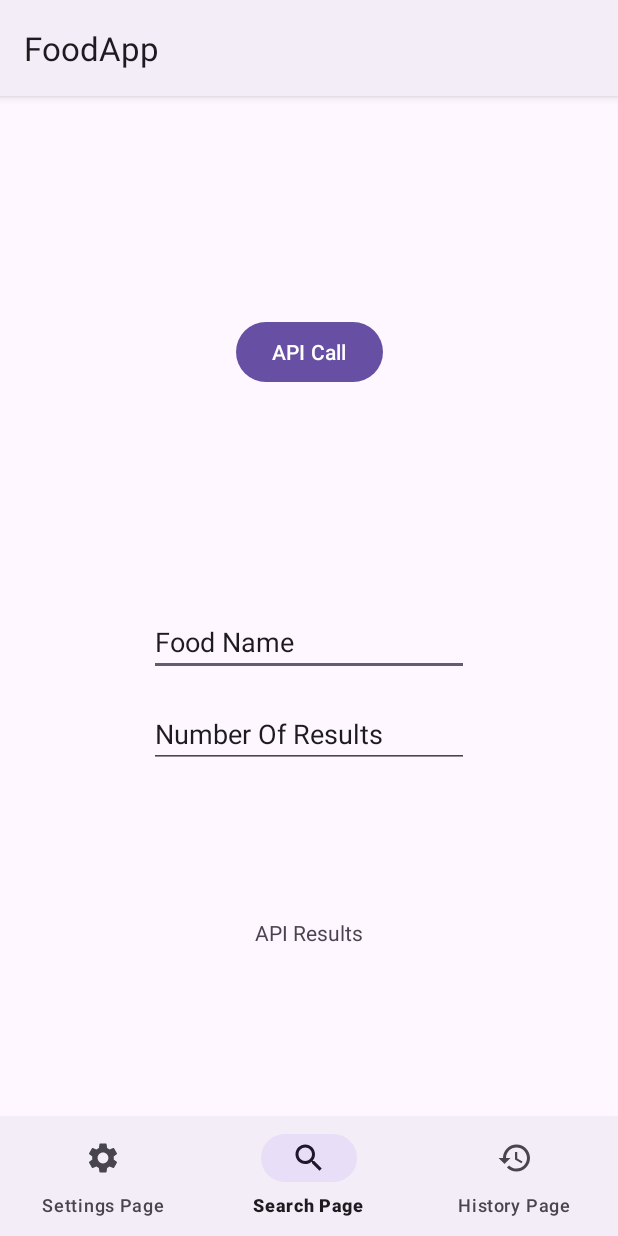
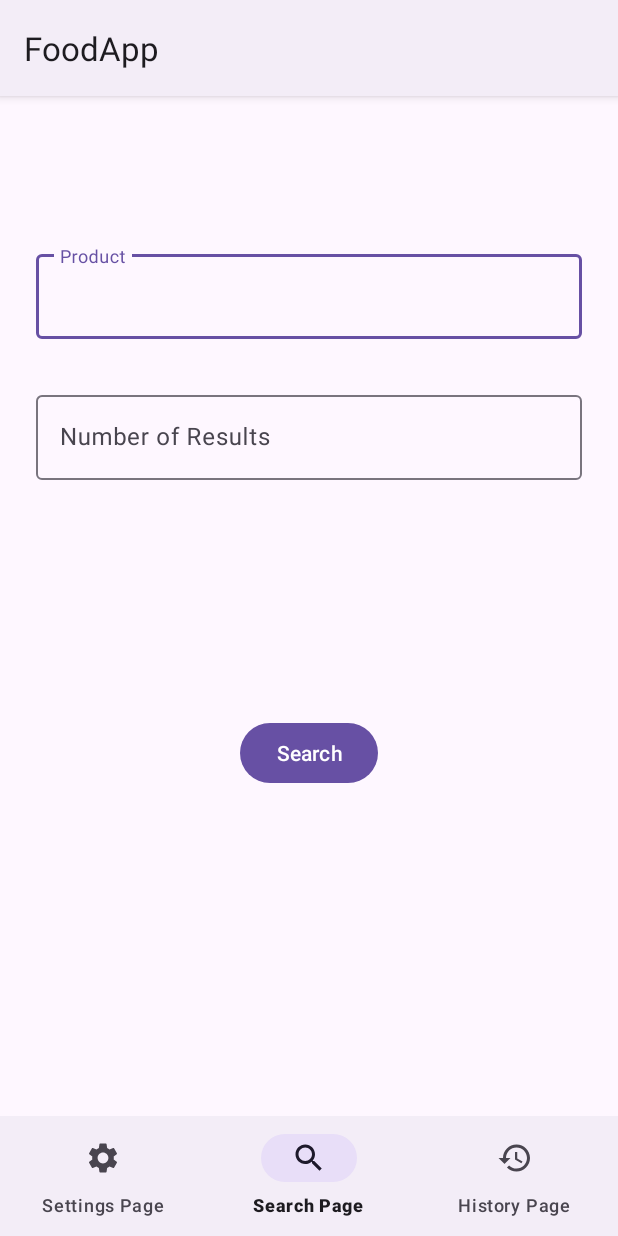
Before and after one commit to moefsaadi/Food-App, an Android app: the screen it shows after launch (MainActivity), on a phone screen of 412 x 824 dp. Run offline under Robolectric (Android 15) with nearby library versions, the phone set to English and light mode, and no system bars.

Commit message:
Added Search Page UI Elements

```diff
--- a/app/src/main/java/com/example/foodapp/activities/MainActivity.kt
+++ b/app/src/main/java/com/example/foodapp/activities/MainActivity.kt
@@ -51,7 +51,7 @@ class MainActivity : AppCompatActivity() {
         }
 
 
-        binding.apiCallBtn.setOnClickListener {
+        binding.searchBtn.setOnClickListener {
             //viewModel.makeFirstApiCall()
             viewModel.makeSecondApiCall(765467)
             observeRetrofitState()
@@ -69,7 +69,7 @@ class MainActivity : AppCompatActivity() {
                     is MainViewModel.FoodRetrofitEvent.Successful -> {
                         if(it.response != null)
                         {
-                            binding.apiResults.text = it.response.toString()
+
                         }
                     }
                     is MainViewModel.FoodRetrofitEvent.Failed -> {
--- a/app/src/main/res/layout/activity_main.xml
+++ b/app/src/main/res/layout/activity_main.xml
@@ -1,10 +1,65 @@
 <?xml version="1.0" encoding="utf-8"?>
-<androidx.constraintlayout.widget.ConstraintLayout xmlns:android="http://schemas.android.com/apk/res/android"
+<androidx.constraintlayout.widget.ConstraintLayout
+    android:id="@+id/parent_layout"
+    xmlns:android="http://schemas.android.com/apk/res/android"
     xmlns:app="http://schemas.android.com/apk/res-auto"
     xmlns:tools="http://schemas.android.com/tools"
     android:layout_width="match_parent"
     android:layout_height="match_parent"
     tools:context=".activities.MainActivity">
+
+
+    <com.google.android.material.textfield.TextInputLayout
+        android:id="@+id/txt_prod_layout"
+        android:layout_width="match_parent"
+        android:layout_height="wrap_content"
+        android:layout_marginStart="24dp"
+        android:layout_marginTop="100dp"
+        android:layout_marginEnd="24dp"
+        app:endIconMode="clear_text"
+        app:layout_constraintEnd_toEndOf="parent"
+        app:layout_constraintStart_toStartOf="parent"
+        app:layout_constraintTop_toTopOf="parent">
+
+        <com.google.android.material.textfield.TextInputEditText
+            android:id="@+id/txt_prod_input"
+            android:layout_width="match_parent"
+            android:layout_height="wrap_content"
+            android:hint="Product" />
+    </com.google.android.material.textfield.TextInputLayout>
+
+    <com.google.android.material.textfield.TextInputLayout
+        android:id="@+id/txt_resultnum_layout"
+        android:layout_width="match_parent"
+        android:layout_height="wrap_content"
+        android:layout_marginStart="24dp"
+        android:layout_marginTop="32dp"
+        android:layout_marginEnd="24dp"
+        app:endIconMode="clear_text"
+        app:layout_constraintTop_toBottomOf="@+id/txt_prod_layout">
+
+        <com.google.android.material.textfield.TextInputEditText
+            android:id="@+id/txt_resultnum_input"
+            android:layout_width="match_parent"
+            android:layout_height="wrap_content"
+            android:hint="Number of Results"/>
+
+    </com.google.android.material.textfield.TextInputLayout>
+
+
+
+    <Button
+        android:id="@+id/search_btn"
+        android:layout_width="wrap_content"
+        android:layout_height="wrap_content"
+        android:layout_marginBottom="60dp"
+        android:text="Search"
+        app:layout_constraintBottom_toTopOf="@+id/bot_linear_layout"
+        app:layout_constraintEnd_toEndOf="parent"
+        app:layout_constraintStart_toStartOf="parent"
+        app:layout_constraintTop_toBottomOf="@+id/txt_resultnum_layout" />
+
+
 
     <LinearLayout
         android:id="@+id/bot_linear_layout"
@@ -24,50 +79,6 @@
 
     </LinearLayout>
 
-    <EditText
-        android:id="@+id/food_name_input"
-        android:layout_width="wrap_content"
-        android:layout_height="wrap_content"
-        android:layout_marginBottom="32dp"
-        android:ems="10"
-        android:inputType="textPersonName"
-        android:text="Food Name"
-        app:layout_constraintBottom_toBottomOf="parent"
-        app:layout_constraintEnd_toEndOf="parent"
-        app:layout_constraintStart_toStartOf="parent"
-        app:layout_constraintTop_toTopOf="parent" />
-
-    <EditText
-        android:id="@+id/food_results_num_input"
-        android:layout_width="wrap_content"
-        android:layout_height="wrap_content"
-        android:layout_marginTop="16dp"
-        android:ems="10"
-        android:inputType="textPersonName"
-        android:text="Number Of Results"
-        app:layout_constraintEnd_toEndOf="parent"
-        app:layout_constraintStart_toStartOf="parent"
-        app:layout_constraintTop_toBottomOf="@+id/food_name_input" />
-
-    <TextView
-        android:id="@+id/api_results"
-        android:layout_width="wrap_content"
-        android:layout_height="wrap_content"
-        android:layout_marginTop="100dp"
-        android:text="API Results"
-        app:layout_constraintEnd_toEndOf="parent"
-        app:layout_constraintStart_toStartOf="parent"
-        app:layout_constraintTop_toBottomOf="@+id/food_results_num_input" />
-
-    <Button
-        android:id="@+id/api_call_btn"
-        android:layout_width="wrap_content"
-        android:layout_height="wrap_content"
-        android:text="API Call"
-        app:layout_constraintBottom_toTopOf="@+id/food_name_input"
-        app:layout_constraintEnd_toEndOf="parent"
-        app:layout_constraintStart_toStartOf="parent"
-        app:layout_constraintTop_toTopOf="parent" />
 
 
 </androidx.constraintlayout.widget.ConstraintLayout>
```
Lines whose indentation alone changed are shown as unchanged.
